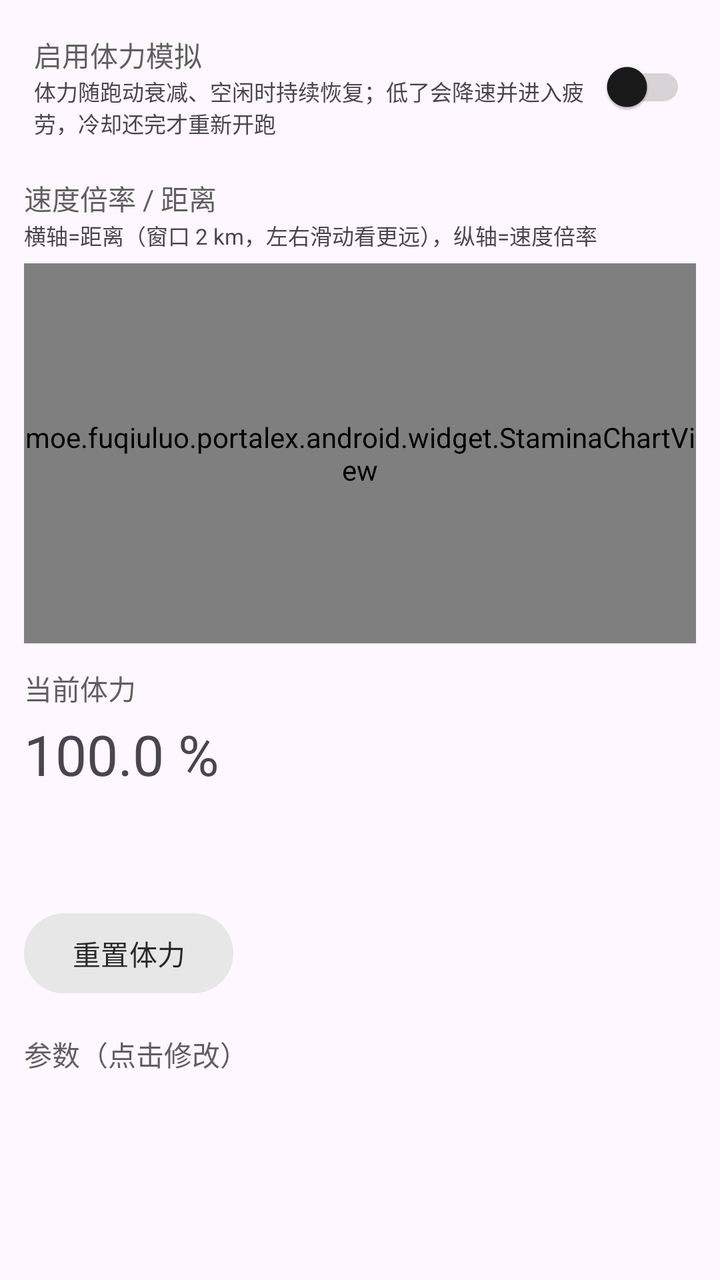
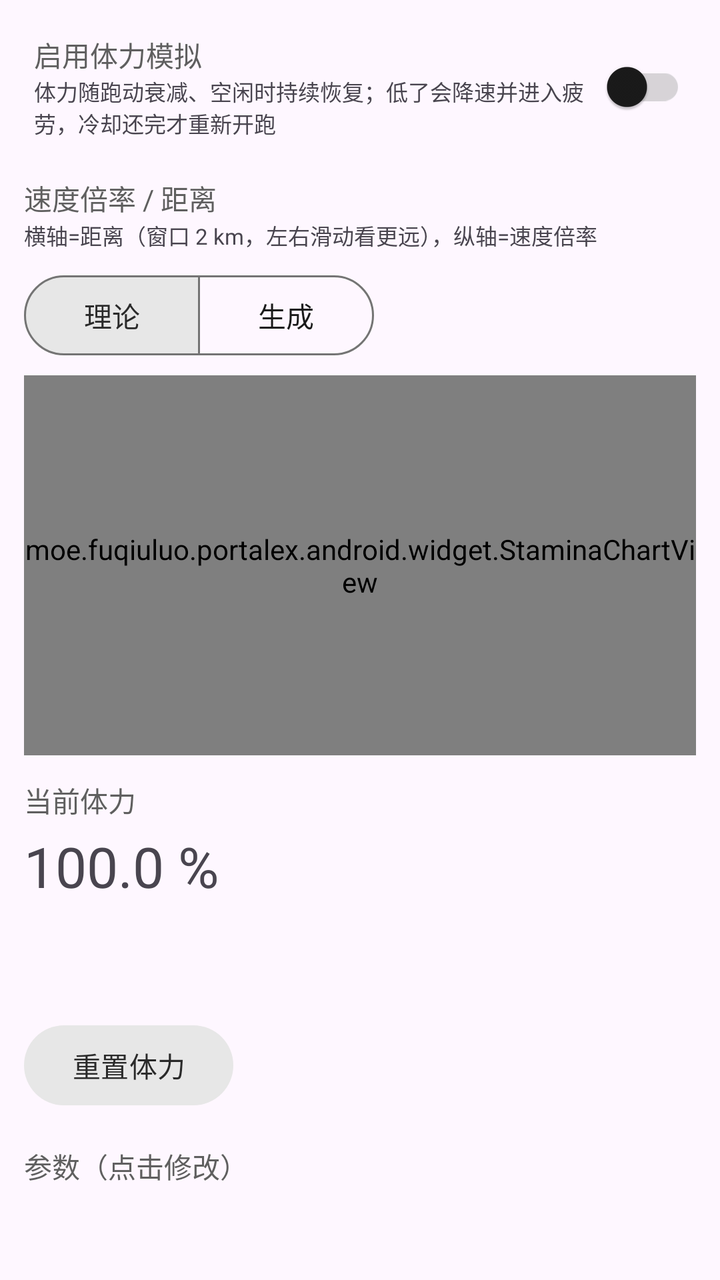

Compare the two renders of this Android layout. The source of the first and the diff that turns it into the second are given below.
<!-- AndroidManifest.xml: application theme AppTheme -->
<!-- res/layout/fragment_stamina.xml -->
<?xml version="1.0" encoding="utf-8"?>
<androidx.constraintlayout.widget.ConstraintLayout
    xmlns:android="http://schemas.android.com/apk/res/android"
    xmlns:app="http://schemas.android.com/apk/res-auto"
    android:layout_width="match_parent"
    android:layout_height="match_parent">

    <ScrollView
        android:layout_width="match_parent"
        android:layout_height="0dp"
        app:layout_constraintTop_toTopOf="parent"
        app:layout_constraintBottom_toBottomOf="parent">

        <LinearLayout
            android:layout_width="match_parent"
            android:layout_height="wrap_content"
            android:orientation="vertical"
            android:padding="12dp">

            
            <LinearLayout
                android:id="@+id/stamina_enable_layout"
                android:layout_width="match_parent"
                android:layout_height="wrap_content"
                android:gravity="center_vertical"
                android:orientation="horizontal"
                android:padding="5dp">

                <LinearLayout
                    android:layout_width="0dp"
                    android:layout_height="wrap_content"
                    android:layout_weight="1"
                    android:orientation="vertical">

                    <com.google.android.material.textview.MaterialTextView
                        android:layout_width="wrap_content"
                        android:layout_height="wrap_content"
                        android:text="@string/stamina_enable"
                        android:textColor="?attr/colorOnSurfaceVariant" />

                    <com.google.android.material.textview.MaterialTextView
                        android:layout_width="wrap_content"
                        android:layout_height="wrap_content"
                        android:text="@string/stamina_enable_desc"
                        android:textSize="11sp" />
                </LinearLayout>

                <com.google.android.material.switchmaterial.SwitchMaterial
                    android:id="@+id/stamina_switch"
                    android:layout_width="wrap_content"
                    android:layout_height="wrap_content"
                    android:layout_gravity="center_vertical"
                    app:trackTint="@color/switch_track_tint"
                    app:useMaterialThemeColors="true" />
            </LinearLayout>

            
            <com.google.android.material.textview.MaterialTextView
                android:layout_width="wrap_content"
                android:layout_height="wrap_content"
                android:layout_marginTop="14dp"
                android:text="@string/stamina_chart_title"
                android:textColor="?attr/colorOnSurfaceVariant" />

            <com.google.android.material.textview.MaterialTextView
                android:layout_width="match_parent"
                android:layout_height="wrap_content"
                android:text="@string/stamina_chart_desc"
                android:textSize="11sp" />

            <moe.fuqiuluo.portalex.android.widget.StaminaChartView
                android:id="@+id/stamina_chart"
                android:layout_width="match_parent"
                android:layout_height="190dp"
                android:layout_marginTop="6dp" />

            
            <com.google.android.material.textview.MaterialTextView
                android:layout_width="wrap_content"
                android:layout_height="wrap_content"
                android:layout_marginTop="12dp"
                android:text="@string/stamina_status"
                android:textColor="?attr/colorOnSurfaceVariant" />

            <com.google.android.material.textview.MaterialTextView
                android:id="@+id/stamina_value"
                android:layout_width="wrap_content"
                android:layout_height="wrap_content"
                android:layout_marginTop="4dp"
                android:text="100.0 %"
                android:textSize="28sp" />

            <com.google.android.material.textview.MaterialTextView
                android:id="@+id/stamina_phase"
                android:layout_width="wrap_content"
                android:layout_height="wrap_content"
                android:textSize="12sp" />

            <com.google.android.material.textview.MaterialTextView
                android:id="@+id/stamina_effective"
                android:layout_width="wrap_content"
                android:layout_height="wrap_content"
                android:textSize="12sp" />

            <com.google.android.material.textview.MaterialTextView
                android:id="@+id/stamina_stats"
                android:layout_width="wrap_content"
                android:layout_height="wrap_content"
                android:textSize="12sp" />

            <com.google.android.material.button.MaterialButton
                android:id="@+id/stamina_reset"
                style="@style/Widget.Material3.Button.TonalButton"
                android:layout_width="wrap_content"
                android:layout_height="wrap_content"
                android:layout_marginTop="8dp"
                android:text="@string/stamina_reset" />

            
            <com.google.android.material.textview.MaterialTextView
                android:layout_width="wrap_content"
                android:layout_height="wrap_content"
                android:layout_marginTop="16dp"
                android:text="@string/stamina_params"
                android:textColor="?attr/colorOnSurfaceVariant" />

            <LinearLayout
                android:id="@+id/stamina_rows"
                android:layout_width="match_parent"
                android:layout_height="wrap_content"
                android:orientation="vertical" />

        </LinearLayout>
    </ScrollView>
</androidx.constraintlayout.widget.ConstraintLayout>
<!-- resources referenced by this layout -->
<resources>
  <string name="stamina_chart_desc">横轴=距离（窗口 2 km，左右滑动看更远），纵轴=速度倍率</string>
  <string name="stamina_chart_title">速度倍率 / 距离</string>
  <string name="stamina_enable">启用体力模拟</string>
  <string name="stamina_enable_desc">体力随跑动衰减、空闲时持续恢复；低了会降速并进入疲劳，冷却还完才重新开跑</string>
  <string name="stamina_params">参数（点击修改）</string>
  <string name="stamina_reset">重置体力</string>
  <string name="stamina_status">当前体力</string>
  <style name="AppTheme" parent="Theme.Material3.Light.NoActionBar">
          
          <item name="colorPrimary">#5F5F5F</item>
          <item name="colorOnPrimary">#FFFFFF</item>
          <item name="colorPrimaryContainer">#E0E0E0</item>
          <item name="colorOnPrimaryContainer">#1E1E1E</item>
          <item name="colorSecondary">#494949</item>
          <item name="colorOnSecondary">#FFFFFF</item>
          <item name="colorSecondaryContainer">#E7E7E7</item>
          <item name="colorOnSecondaryContainer">#2A2A2A</item>
          <item name="colorSurface">#FFFFFF</item>
          <item name="colorOnSurface">#1A1A1A</item>
          <item name="colorSurfaceVariant">#F0F0F0</item>
          <item name="colorOnSurfaceVariant">#5F5F5F</item>
          <item name="colorOutline">#747474</item>
  
          
          <item name="portalFabIconTint">#1A1A1A</item>
  
          
          <item name="android:statusBarColor">@android:color/transparent</item>
          <item name="android:windowDrawsSystemBarBackgrounds">true</item>
          <item name="android:windowTranslucentStatus">true</item>
          <item name="windowActionModeOverlay">true</item>
          <item name="windowActionBar">false</item>
          <item name="windowNoTitle">true</item>
  
          
          <item name="searchViewStyle">@style/Portal.SearchViewStyle</item>
          <item name="sliderStyle">@style/Portal.SliderTheme</item>
          <item name="android:popupMenuStyle">@style/PortalPopupMenuStyle</item>
      </style>
  <style name="Portal.SearchViewStyle" parent="Widget.AppCompat.SearchView" />
  <style name="Portal.SliderTheme" parent="Widget.Material3.Slider" />
  <style name="PortalPopupMenuStyle" parent="Widget.Material3.PopupMenu">
          <item name="android:popupAnimationStyle">@style/PortalPopupAnimation</item>
      </style>
  <style name="PortalPopupAnimation">
          <item name="android:windowEnterAnimation">@anim/popup_in_top_end</item>
          <item name="android:windowExitAnimation">@anim/popup_out_top_end</item>
      </style>
</resources>

<!-- the commit's change to res/layout/fragment_stamina.xml (unified diff, before → after) -->
@@ -63,16 +63,52 @@
                 android:textColor="?attr/colorOnSurfaceVariant" />
 
             <com.google.android.material.textview.MaterialTextView
+                android:id="@+id/stamina_chart_desc"
                 android:layout_width="match_parent"
                 android:layout_height="wrap_content"
                 android:text="@string/stamina_chart_desc"
                 android:textSize="11sp" />
+
+            
+            <com.google.android.material.button.MaterialButtonToggleGroup
+                android:id="@+id/stamina_chart_mode"
+                android:layout_width="wrap_content"
+                android:layout_height="wrap_content"
+                android:layout_marginTop="8dp"
+                app:checkedButton="@id/stamina_chart_mode_theory"
+                app:selectionRequired="true"
+                app:singleSelection="true">
+
+                <com.google.android.material.button.MaterialButton
+                    android:id="@+id/stamina_chart_mode_theory"
+                    style="?attr/materialButtonOutlinedStyle"
+                    android:layout_width="wrap_content"
+                    android:layout_height="wrap_content"
+                    android:minWidth="88dp"
+                    android:text="@string/stamina_chart_mode_theory" />
+
+                <com.google.android.material.button.MaterialButton
+                    android:id="@+id/stamina_chart_mode_generated"
+                    style="?attr/materialButtonOutlinedStyle"
+                    android:layout_width="wrap_content"
+                    android:layout_height="wrap_content"
+                    android:minWidth="88dp"
+                    android:text="@string/stamina_chart_mode_generated" />
+            </com.google.android.material.button.MaterialButtonToggleGroup>
 
             <moe.fuqiuluo.portalex.android.widget.StaminaChartView
                 android:id="@+id/stamina_chart"
                 android:layout_width="match_parent"
                 android:layout_height="190dp"
                 android:layout_marginTop="6dp" />
+
+            
+            <com.google.android.material.textview.MaterialTextView
+                android:id="@+id/stamina_chart_sample"
+                android:layout_width="match_parent"
+                android:layout_height="wrap_content"
+                android:textSize="11sp"
+                android:visibility="gone" />
 
             
             <com.google.android.material.textview.MaterialTextView
<!-- resource entries referenced after the edit -->
@@ -1,6 +1,8 @@
 <!-- resources referenced by this layout -->
 <resources>
   <string name="stamina_chart_desc">横轴=距离（窗口 2 km，左右滑动看更远），纵轴=速度倍率</string>
+  <string name="stamina_chart_mode_generated">生成</string>
+  <string name="stamina_chart_mode_theory">理论</string>
   <string name="stamina_chart_title">速度倍率 / 距离</string>
   <string name="stamina_enable">启用体力模拟</string>
   <string name="stamina_enable_desc">体力随跑动衰减、空闲时持续恢复；低了会降速并进入疲劳，冷却还完才重新开跑</string>
